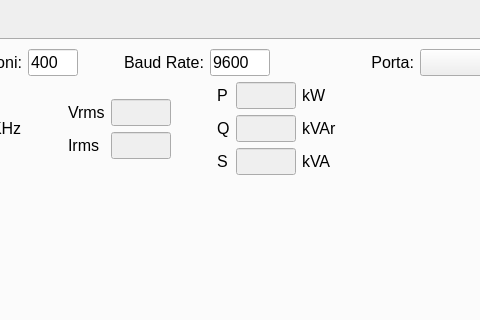
First picture: the form in Python_scripts/GUI/SerialReaderGUI.ui, repository FlashNoob98/Smart-Meter, before the edit; both pictures show x 168 to 648 and y 0 to 320 of the 900 by 513 pixel window.
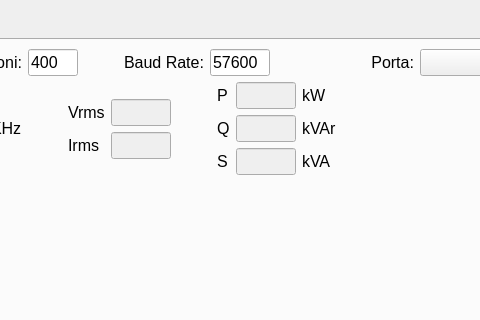
Second picture: the form after the edit. Custom widgets are drawn as their Qt base class.

Patch:
```diff
--- a/Python_scripts/GUI/SerialReaderGUI.ui
+++ b/Python_scripts/GUI/SerialReaderGUI.ui
@@ -158,7 +158,7 @@
              <enum>Qt::LayoutDirection::LeftToRight</enum>
             </property>
             <property name="text">
-             <string>9600</string>
+             <string>57600</string>
             </property>
             <property name="dragEnabled">
              <bool>false</bool>
```
